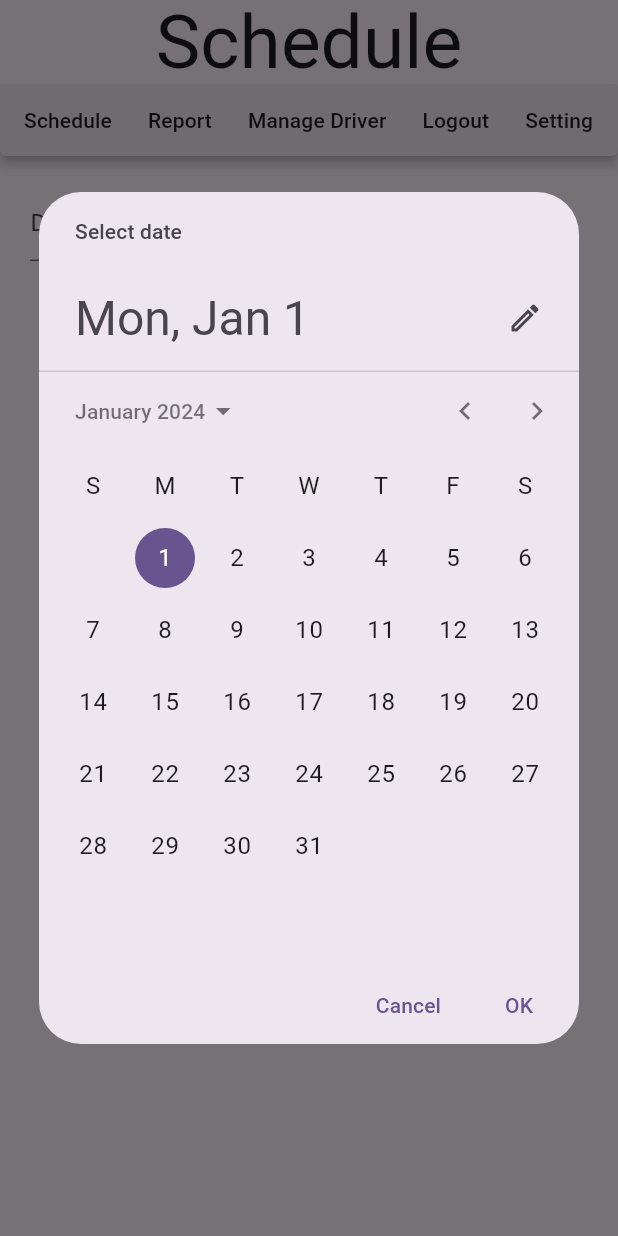
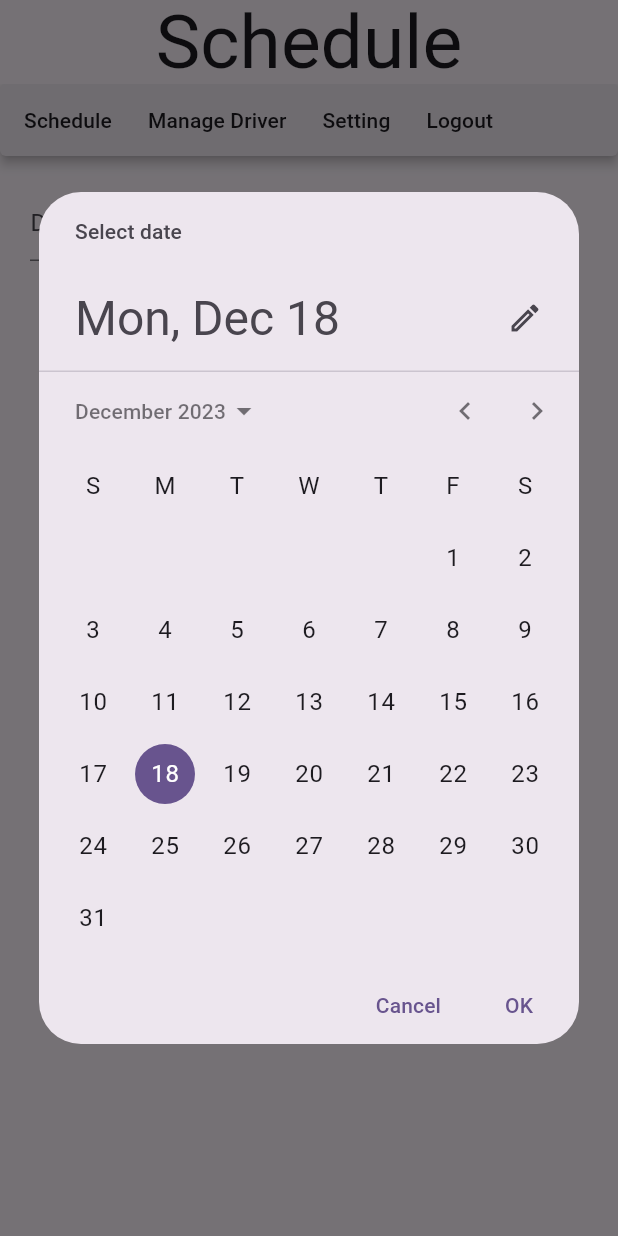
Before and after one commit to Tjq0112/Admin, a Flutter app: the Schedule screen opened directly with empty values, after a tap on the "calendar today" icon, on a phone screen of 412 x 824 dp. Run offline on Flutter 3.47's test engine with Material 3 defaults, Android fonts, the phone set to English and light mode, and no system bars; our stand-ins replace cloud_firestore, firebase_core; accounts and stored records are empty; statements that could not run were skipped.

Commit message:
commit 3/1

```diff
--- a/lib/Schedule.dart
+++ b/lib/Schedule.dart
@@ -4,7 +4,6 @@ import 'dart:async';
 import 'package:admin/model/bin.dart';
 import 'Driver.dart';
 import 'Login.dart';
-import 'Report.dart';
 import 'Setting.dart';
 
 class Schedule extends StatefulWidget {
@@ -18,12 +17,13 @@ class Schedule extends StatefulWidget {
 }
 
 class _ScheduleState extends State<Schedule> {
-  DateTime dates = DateTime(2024, 1, 1);
+  DateTime dates = DateTime(2023, 12, 18);
+  String date1 = "2023-12-18";
   final TextEditingController dateController = TextEditingController();
   String username;
   String password;
+
   _ScheduleState(this.username,this.password);
-  List<String> a = ['B01', 'B02', 'B03'];
 
   @override
   Widget build(BuildContext context) {
@@ -58,22 +58,22 @@ class _ScheduleState extends State<Schedule> {
                           Navigator.push(
                             context,
                             MaterialPageRoute(
-                                builder: (context) => Report(username: username,password: password)
+                                builder: (context) => Driver(username: username,password: password)
                             ),
                           );
                         },
-                        child: const MenuAcceleratorLabel('&Report'),
+                        child: const MenuAcceleratorLabel('&Manage Driver'),
                       ),
                       MenuItemButton(
                         onPressed: () {
                           Navigator.push(
                             context,
                             MaterialPageRoute(
-                                builder: (context) => Driver(username: username,password: password)
+                                builder: (context) => Setting(username: username,password: password)
                             ),
                           );
                         },
-                        child: const MenuAcceleratorLabel('&Manage Driver'),
+                        child: const MenuAcceleratorLabel('Setting'),
                       ),
                       MenuItemButton(
                         onPressed: () => showDialog<String>(
@@ -101,19 +101,6 @@ class _ScheduleState extends State<Schedule> {
                         ),
                         child: const MenuAcceleratorLabel('&Logout'),
                       ),
-                      Align(
-                        alignment: Alignment.centerRight,
-                        child: MenuItemButton(
-                          onPressed: () {
-                            Navigator.push(
-                              context,
-                              MaterialPageRoute(
-                                  builder: (context) => Setting(username: username,password: password)
-                              ),
-                            );
-                          },
-                          child: const MenuAcceleratorLabel('Setting'),
-                        ),),
                     ],
 
                   ),
@@ -148,29 +135,50 @@ class _ScheduleState extends State<Schedule> {
                         );
 
                         if (newDate == null) return;
-                        setState(() {
-                          dates = newDate;
-                          dateController.text =
-                          "${dates.year} - ${dates.month} - ${dates.day}";
-                          Timestamp timeStamp = Timestamp.fromDate(dates);
-                          String timeStamps = timeStamp.toString();
-                        });
+
+                        else
+                          setState(() {
+                            dates = newDate;
+                            date1 = dateController.text =
+                            "${dates.year} - ${dates.month} - ${dates.day}";
+
+
+                          });
+                        /*StreamBuilder<List<bin>>(
+                          stream: readBin(newDate.toString()),
+                          builder: (context,snapshot) {
+                            if (snapshot.hasError) {
+                              return Text("Something went wrong! ${snapshot.error}");
+                            }
+                            else if (snapshot.hasData) {
+                              final bins = snapshot.data!;
+
+                              return  Container(
+                                height: 400,
+
+                                child: ListView(
+                                  children: bins.map(buildbin).toList(),
+                                ),
+                              );
+                            } else if(!snapshot.hasData){
+                              return Text("no data");
+                            } else {
+                              return Center(child: CircularProgressIndicator());
+                            }
+                          },
+                        );*/
+
                       },
                       child: Icon(Icons.calendar_today))
 
                 ],
-              ),),
+              ),
+            ),
 
-            /*Padding(padding: const EdgeInsets.all(20.0),
-            child: ReorderableListView(
-                children: children,
-                onReorder: onReorder)
-              ,
-            ),*/
             Padding(
               padding: const EdgeInsets.all(8.0),
               child: StreamBuilder<List<bin>>(
-                stream: readBin(),
+                stream: readBin(dates.toString()),
                 builder: (context,snapshot) {
                   if (snapshot.hasError) {
                     return Text("Something went wrong! ${snapshot.error}");
@@ -185,63 +193,32 @@ class _ScheduleState extends State<Schedule> {
                           children: bins.map(buildbin).toList(),
                       ),
                     );
+                  } else if(!snapshot.hasData){
+                      return Text("no data");
                   } else {
                     return Center(child: CircularProgressIndicator());
                   }
                 },
               ),
-            )
+            ),
           ],
+
         )
     );
   }
 
-  /*Widget _buildList(BuildContext context, List<DocumentSnapshot> snapshot) {
-    return ListView(
-        shrinkWrap: true,
-      padding: const EdgeInsets.only(top: 20.0),
-      children: snapshot.map((data) => _buildListItem(context, data)).toList(),
-    );
+  Widget buildbin(bin bin){
+        return ListTile(
+          title: Text("${bin.id}"),
+          subtitle: Text("${bin.date}"),
+          //subtitle: Text(bin.latitude.toString()),
+        );
+
   }
 
-  Widget _buildListItem(BuildContext context, DocumentSnapshot data) {
-    bin record = bin.fromSnapshot(data);
-    DateTime date1 = record.date.toDate();
-    String date2 = date1.toString();
-    int index = 0;
-    List<DateTime> date3 = [];
-    if(index < 5) {
-      bin record1;
-    }
-
-    return Padding(
-      //key: ValueKey(record.date),
-      padding: const EdgeInsets.symmetric(horizontal: 16.0, vertical: 8.0),
-
-      child: Container(
-        decoration: BoxDecoration(
-          border: Border.all(color: Colors.grey),
-          borderRadius: BorderRadius.circular(5.0),
-        ),
-        child: ListTile(
-                   title: Text(record.toString()),
-                  trailing: Text(record.location),
-                  //onTap: () => print(record),
-                 ),
-      ),
-    );*/
-
-
-  Widget buildbin(bin bin) =>
-        ListTile(
-          title: Text("${bin.date.year.toString()} - ${bin.date.month.toString()} - ${bin.date.day.toString()}"),
-          subtitle: Text(bin.latitude.toString()),
-
-        );
-
-  Stream<List<bin>> readBin() =>
+  Stream<List<bin>> readBin(String a) =>
       FirebaseFirestore.instance
-          .collection('bin')
+          .collection('bin').where('date', isEqualTo: date1)
           .snapshots()
           .map((snapshot) =>
             snapshot.docs.map((doc) => bin.fromJson(doc.data())).toList());
--- a/lib/model/bin.dart
+++ b/lib/model/bin.dart
@@ -3,17 +3,19 @@ import 'package:flutter/material.dart';
 
 class bin{
   //final String name;
-  final DateTime date;
-  final double latitude;
-  final String location_name;
+  final String date;
+  //final double latitude;
+  //final String location_name;
+  final String id;
   //final double longitude;
 
 
   //final DocumentReference reference;
   bin({
-    required this.date,
-    required this.latitude,
-    required this.location_name,
+   required this.date,
+    //required this.latitude,
+    //required this.location_name,
+    required this.id,
     //required this.longitude,
 
   });
@@ -37,10 +39,11 @@ class bin{
       //.snapshots().map((snapshot) => snapshot.docs.map((doc) => bin.fromJson(doc.data())).toList());
 
   static bin fromJson(Map<String, dynamic> json) => bin(
-    date: json['date'].toDate(),
-    latitude : json['latitude'],
-    location_name : json["location_name"],
+    date: json['date'].toString(),
+    //latitude : json['latitude'],
+    //location_name : json["location_name"],
     //longitude : json['longitude'],
+    id: json['id'],
 
   );
   @override
--- a/lib/model/driver1.dart
+++ b/lib/model/driver1.dart
@@ -3,12 +3,16 @@ class Driver1{
   final String d_name;
   final String d_username;
   final String d_password;
+  final String d_icNumber;
+  final String d_phoneNumber;
 
   Driver1({
     this.id = "",
     required this.d_name,
     required this.d_username,
     required this.d_password,
+    required this.d_icNumber,
+    required this.d_phoneNumber,
   });
 
   Map<String, dynamic> toJson() => {
```
Also changed, not shown: lib/Driver.dart (+37 -22 lines), lib/Menu.dart (+4 -18 lines), lib/Report.dart (deleted, +0 -123 lines), lib/Setting.dart (+10 -24 lines).
